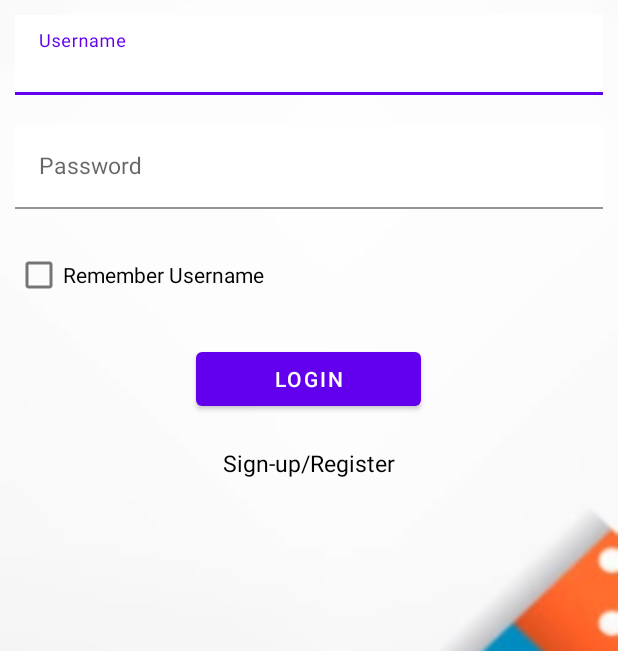
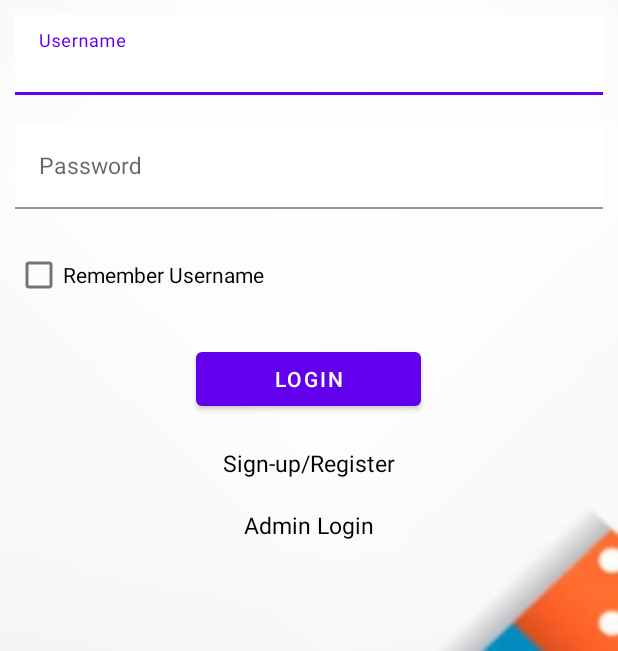
Before and after one commit to aakashpokhrel/caninecare, an Android app: the screen it shows after launch (MainActivity), on a phone screen of 412 x 824 dp, the part 585-1236 px from its top. Run offline under Robolectric (Android 15) with nearby library versions, the phone set to English and light mode, and no system bars.

Commit message:
Completed admin panel design

```diff
--- a/app/src/main/res/layout/activity_main.xml
+++ b/app/src/main/res/layout/activity_main.xml
@@ -97,6 +97,17 @@
         android:text="Sign-up/Register"
         android:textColor="@color/black"/>
 
+    <TextView
+        android:textSize="15sp"
+        android:layout_margin="10dp"
+        android:gravity="center"
+        android:id="@+id/tvAdmin"
+        android:layout_width="match_parent"
+        android:layout_height="wrap_content"
+        android:text="Admin Login"
+        android:textColor="@color/black"/>
+
+
 
 
 
```
